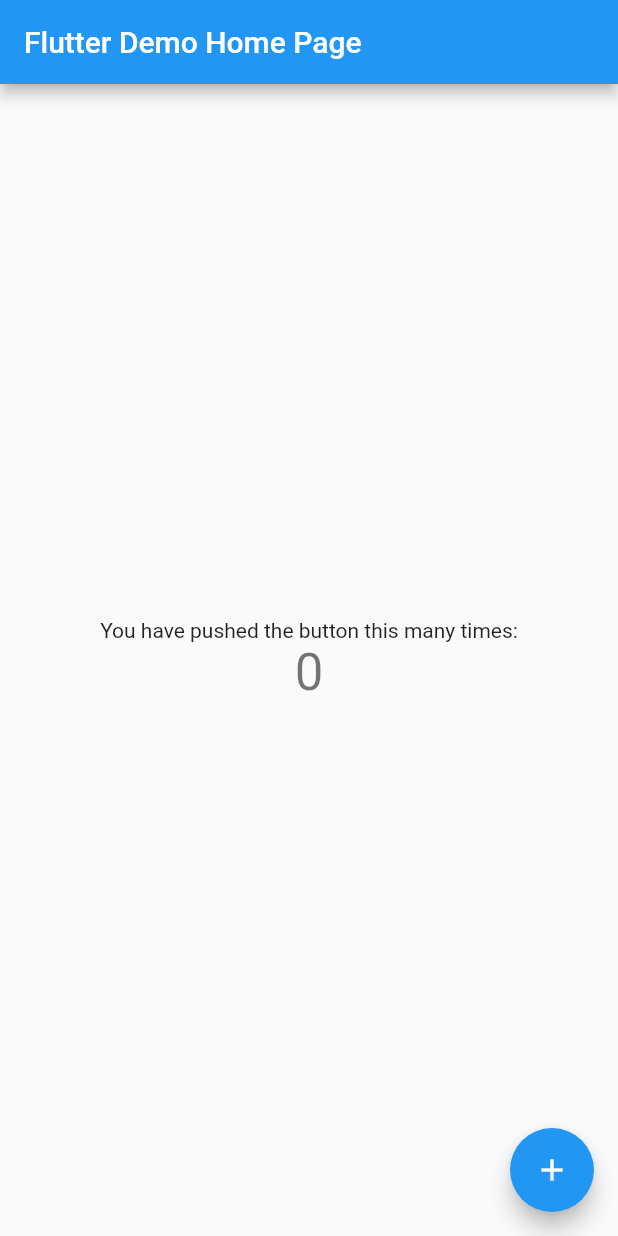
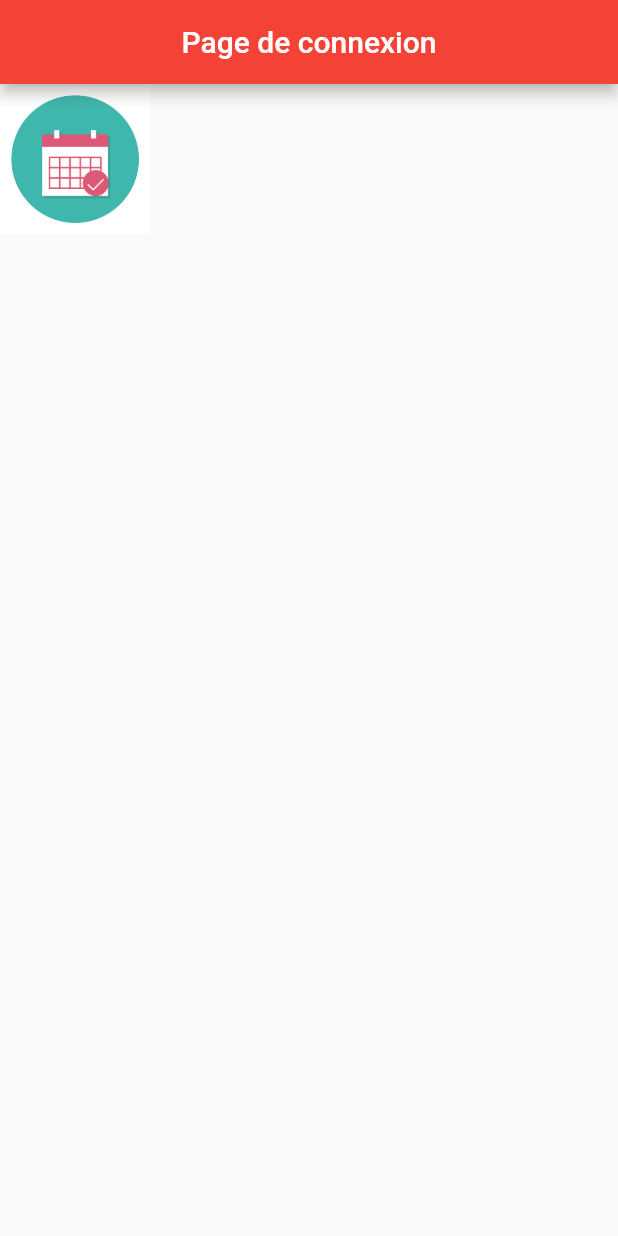
Before and after one commit to BaldeHamidou/flutterfirstproj, a Flutter app: the screen it shows after launch, on a phone screen of 412 x 824 dp. Run offline on Flutter 3.47's test engine with Material 2 defaults, Android fonts, the phone set to English and light mode, and no system bars.

Commit message:
Commit2_adding image in login screen

```diff
--- a/lib/main.dart
+++ b/lib/main.dart
@@ -1,4 +1,6 @@
 import 'package:flutter/material.dart';
+
+import 'pages/LoginPage.dart';
 
 void main() {
   runApp(MyApp());
@@ -9,109 +11,8 @@ class MyApp extends StatelessWidget {
   @override
   Widget build(BuildContext context) {
     return MaterialApp(
-      title: 'Flutter Demo',
-      theme: ThemeData(
-        // This is the theme of your application.
-        //
-        // Try running your application with "flutter run". You'll see the
-        // application has a blue toolbar. Then, without quitting the app, try
-        // changing the primarySwatch below to Colors.green and then invoke
-        // "hot reload" (press "r" in the console where you ran "flutter run",
-        // or simply save your changes to "hot reload" in a Flutter IDE).
-        // Notice that the counter didn't reset back to zero; the application
-        // is not restarted.
-        primarySwatch: Colors.blue,
-        // This makes the visual density adapt to the platform that you run
-        // the app on. For desktop platforms, the controls will be smaller and
-        // closer together (more dense) than on mobile platforms.
-        visualDensity: VisualDensity.adaptivePlatformDensity,
-      ),
-      home: MyHomePage(title: 'Flutter Demo Home Page'),
-    );
+        title: "Calandar",
+        theme: ThemeData(primarySwatch: Colors.red),
+        home: LoginPage());
   }
 }
-
-class MyHomePage extends StatefulWidget {
-  MyHomePage({Key key, this.title}) : super(key: key);
-
-  // This widget is the home page of your application. It is stateful, meaning
-  // that it has a State object (defined below) that contains fields that affect
-  // how it looks.
-
-  // This class is the configuration for the state. It holds the values (in this
-  // case the title) provided by the parent (in this case the App widget) and
-  // used by the build method of the State. Fields in a Widget subclass are
-  // always marked "final".
-
-  final String title;
-
-  @override
-  _MyHomePageState createState() => _MyHomePageState();
-}
-
-class _MyHomePageState extends State<MyHomePage> {
-  int _counter = 0;
-
-  void _incrementCounter() {
-    setState(() {
-      // This call to setState tells the Flutter framework that something has
-      // changed in this State, which causes it to rerun the build method below
-      // so that the display can reflect the updated values. If we changed
-      // _counter without calling setState(), then the build method would not be
-      // called again, and so nothing would appear to happen.
-      _counter++;
-    });
-  }
-
-  @override
-  Widget build(BuildContext context) {
-    // This method is rerun every time setState is called, for instance as done
-    // by the _incrementCounter method above.
-    //
-    // The Flutter framework has been optimized to make rerunning build methods
-    // fast, so that you can just rebuild anything that needs updating rather
-    // than having to individually change instances of widgets.
-    return Scaffold(
-      appBar: AppBar(
-        // Here we take the value from the MyHomePage object that was created by
-        // the App.build method, and use it to set our appbar title.
-        title: Text(widget.title),
-      ),
-      body: Center(
-        // Center is a layout widget. It takes a single child and positions it
-        // in the middle of the parent.
-        child: Column(
-          // Column is also a layout widget. It takes a list of children and
-          // arranges them vertically. By default, it sizes itself to fit its
-          // children horizontally, and tries to be as tall as its parent.
-          //
-          // Invoke "debug painting" (press "p" in the console, choose the
-          // "Toggle Debug Paint" action from the Flutter Inspector in Android
-          // Studio, or the "Toggle Debug Paint" command in Visual Studio Code)
-          // to see the wireframe for each widget.
-          //
-          // Column has various properties to control how it sizes itself and
-          // how it positions its children. Here we use mainAxisAlignment to
-          // center the children vertically; the main axis here is the vertical
-          // axis because Columns are vertical (the cross axis would be
-          // horizontal).
-          mainAxisAlignment: MainAxisAlignment.center,
-          children: <Widget>[
-            Text(
-              'You have pushed the button this many times:',
-            ),
-            Text(
-              '$_counter',
-              style: Theme.of(context).textTheme.headline4,
-            ),
-          ],
-        ),
-      ),
-      floatingActionButton: FloatingActionButton(
-        onPressed: _incrementCounter,
-        tooltip: 'Increment',
-        child: Icon(Icons.add),
-      ), // This trailing comma makes auto-formatting nicer for build methods.
-    );
-  }
-}
--- /dev/null
+++ b/lib/pages/LoginPage.dart
@@ -0,0 +1,31 @@
+import 'dart:ui';
+
+import 'package:flutter/material.dart';
+
+class LoginPage extends StatelessWidget {
+  @override
+  Widget build(BuildContext context) {
+    return Scaffold(
+        appBar: AppBar(
+          //backgroundColor: Color(200),
+          title: Text("Page de connexion"),
+          centerTitle: true,
+        ),
+        body: Container(
+          child: Column(
+            children: <Widget>[_headerBuild()],
+          ),
+        ));
+  }
+}
+
+// Function to buil the header
+Widget _headerBuild() {
+  return new Container(
+    alignment: Alignment.bottomRight,
+    child: Image.asset('img/calender.png'),
+    width: 100,
+    height: 100,
+    //alignment: Alignment.bottomRight
+  );
+}
--- a/pubspec.yaml
+++ b/pubspec.yaml
@@ -45,7 +45,8 @@ flutter:
   uses-material-design: true
 
   # To add assets to your application, add an assets section, like this:
-  # assets:
+  assets:
+    - img/calender.png
   #   - images/a_dot_burr.jpeg
   #   - images/a_dot_ham.jpeg
 
```
Also changed, not shown: img/calender.png (added), 1 other file.
